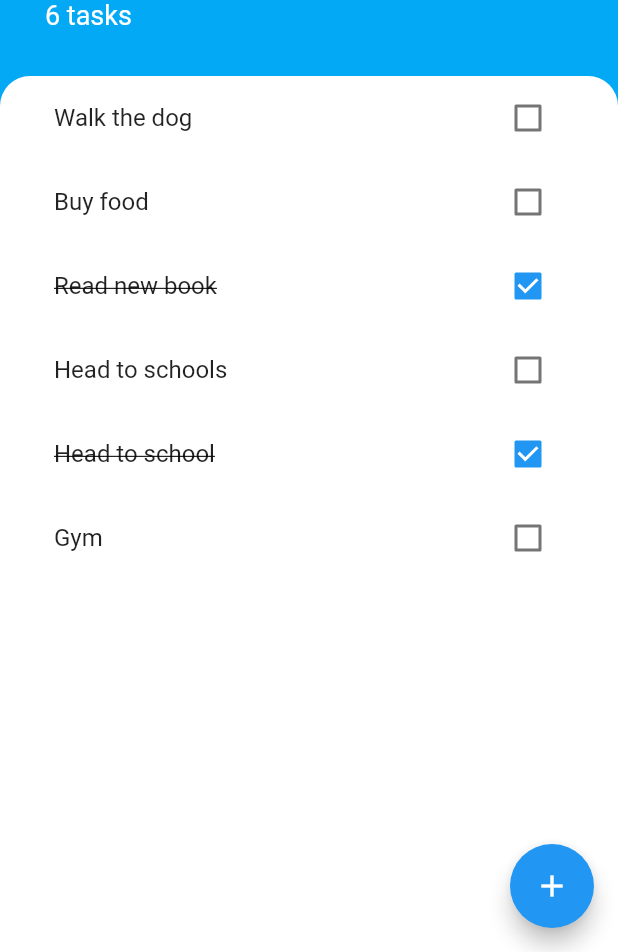
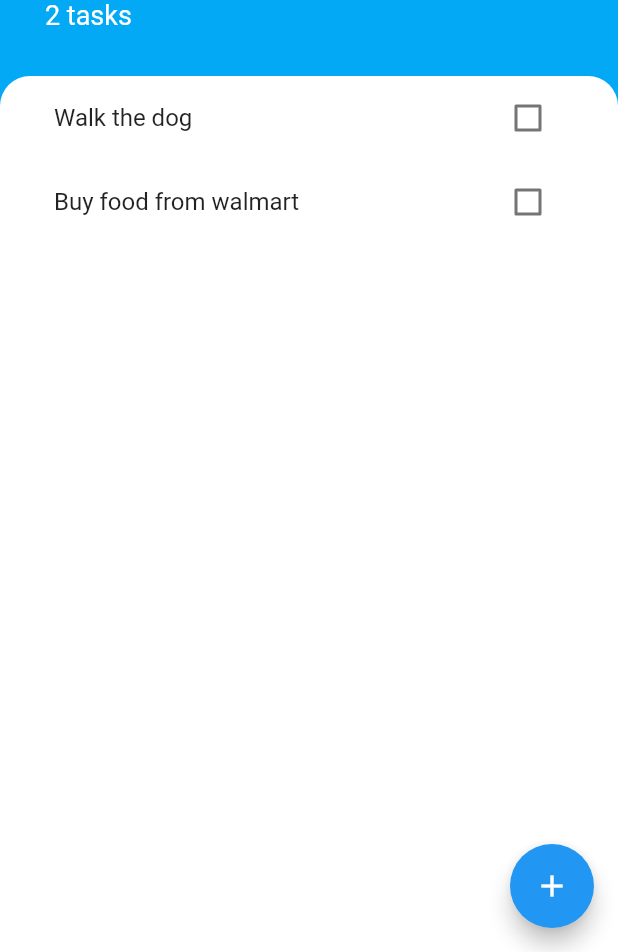
Before and after one commit to favourori/flutter-chores, a Flutter app: the screen it shows after launch, on a phone screen of 412 x 824 dp, the part 284-1236 px from its top. Run offline on Flutter 3.47's test engine with Material 2 defaults, Android fonts, the phone set to English and light mode, and no system bars.

Commit message:
done for now

```diff
--- a/lib/models/task_data.dart
+++ b/lib/models/task_data.dart
@@ -4,11 +4,7 @@ import '../models/task.dart';
 class TaskData extends ChangeNotifier {
   List<Task> _tasks = [
     Task(name: "Walk the dog", isDone: false),
-    Task(name: "Buy food", isDone: false),
-    Task(name: "Read new book", isDone: true),
-    Task(name: "Head to schools", isDone: false),
-    Task(name: "Head to school", isDone: true),
-    Task(name: "Gym", isDone: false),
+    Task(name: "Buy food from walmart", isDone: false),
   ];
 
   int getTasksCount() {
@@ -28,4 +24,9 @@ class TaskData extends ChangeNotifier {
     task.toggleDone();
     notifyListeners();
   }
+
+  void deletetask(Task task) {
+    tasks.remove(task);
+    notifyListeners();
+  }
 }
--- a/lib/widgets/tasks_tile.dart
+++ b/lib/widgets/tasks_tile.dart
@@ -4,12 +4,18 @@ class TaskTile extends StatelessWidget {
   final bool isChecked;
   final String taskkTitle;
   final Function checkboxCallback;
+  final Function onLongPress;
 
-  TaskTile({this.taskkTitle, this.isChecked, this.checkboxCallback});
+  TaskTile(
+      {this.taskkTitle,
+      this.isChecked,
+      this.checkboxCallback,
+      this.onLongPress});
 
   @override
   Widget build(BuildContext context) {
     return ListTile(
+      onLongPress: onLongPress,
       title: Text(
         taskkTitle,
         style: TextStyle(
```
Also changed, not shown: lib/widgets/tasks_list.dart (+13 -5 lines).
